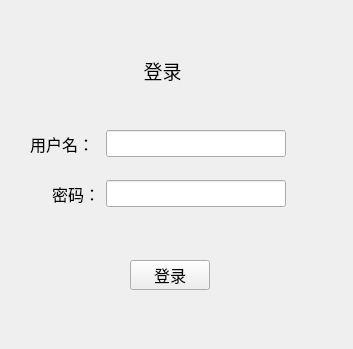
Qt form forms/form_login.ui (FrancisOWO/NetSyncDisk) before a commit.
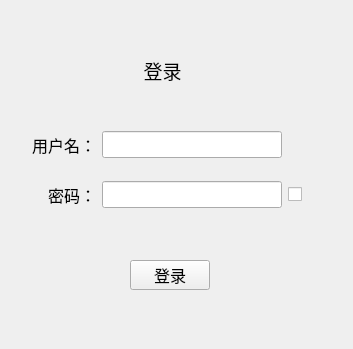
The same form after that commit.

Diff of the .ui file:
```diff
--- a/forms/form_login.ui
+++ b/forms/form_login.ui
@@ -58,12 +58,12 @@
     <string>登录</string>
    </property>
   </widget>
-  <widget class="QWidget" name="layoutWidget">
+  <widget class="QWidget" name="">
    <property name="geometry">
     <rect>
-     <x>30</x>
-     <y>130</y>
-     <width>256</width>
+     <x>32</x>
+     <y>131</y>
+     <width>282</width>
      <height>77</height>
     </rect>
    </property>
@@ -110,6 +110,19 @@
       </property>
      </widget>
     </item>
+    <item row="0" column="2" rowspan="2">
+     <spacer name="verticalSpacer_3">
+      <property name="orientation">
+       <enum>Qt::Vertical</enum>
+      </property>
+      <property name="sizeHint" stdset="0">
+       <size>
+        <width>20</width>
+        <height>40</height>
+       </size>
+      </property>
+     </spacer>
+    </item>
     <item row="1" column="0">
      <spacer name="verticalSpacer_2">
       <property name="orientation">
@@ -178,6 +191,24 @@
       </property>
      </widget>
     </item>
+    <item row="2" column="2">
+     <widget class="QCheckBox" name="chkPwdVis">
+      <property name="minimumSize">
+       <size>
+        <width>0</width>
+        <height>23</height>
+       </size>
+      </property>
+      <property name="font">
+       <font>
+        <pointsize>12</pointsize>
+       </font>
+      </property>
+      <property name="text">
+       <string/>
+      </property>
+     </widget>
+    </item>
    </layout>
   </widget>
  </widget>
```
